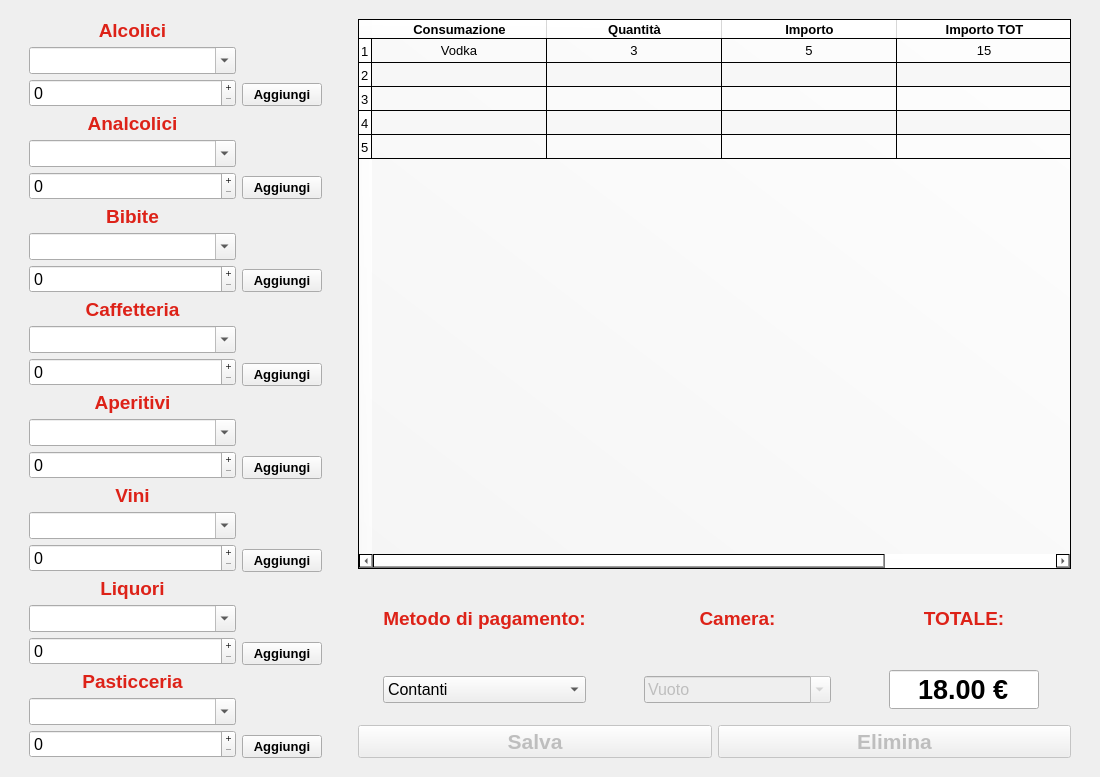
This is ui/servizio_bar_2.ui in Raccispini/Progetto-Hotel as Qt 5 draws it before an edit. The edited form follows.
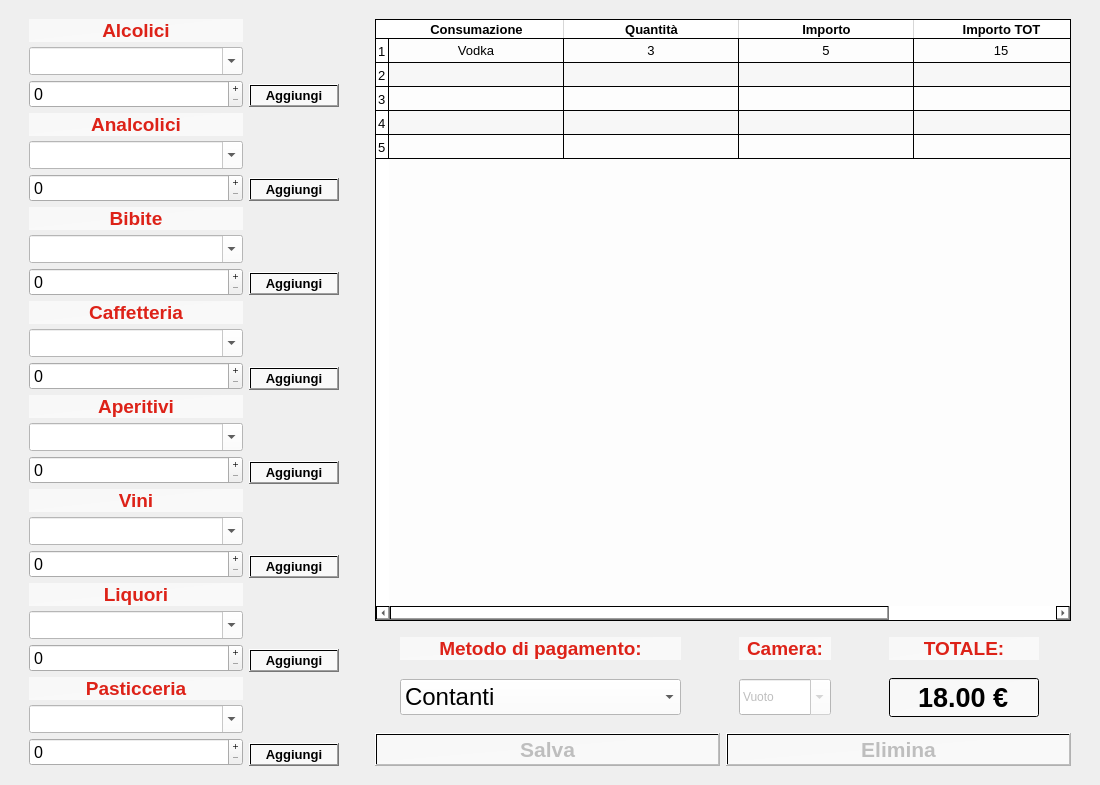
This is the edited form. Icons and pictures are not drawn.

Diff of the .ui file:
```diff
--- a/ui/servizio_bar_2.ui
+++ b/ui/servizio_bar_2.ui
@@ -7,7 +7,7 @@
     <x>0</x>
     <y>0</y>
     <width>1100</width>
-    <height>680</height>
+    <height>755</height>
    </rect>
   </property>
   <property name="windowTitle">
@@ -45,17 +45,38 @@
         </property>
         <item>
          <widget class="QLabel" name="label_2">
+          <property name="sizePolicy">
+           <sizepolicy hsizetype="Expanding" vsizetype="Expanding">
+            <horstretch>0</horstretch>
+            <verstretch>0</verstretch>
+           </sizepolicy>
+          </property>
+          <property name="minimumSize">
+           <size>
+            <width>34</width>
+            <height>0</height>
+           </size>
+          </property>
+          <property name="maximumSize">
+           <size>
+            <width>400</width>
+            <height>16777215</height>
+           </size>
+          </property>
           <property name="font">
            <font>
             <family>Arial</family>
             <pointsize>14</pointsize>
+            <weight>87</weight>
             <italic>false</italic>
             <bold>true</bold>
            </font>
           </property>
           <property name="styleSheet">
            <string notr="true">color: rgb(221, 34, 24);
-font: 700 14pt &quot;Arial&quot;;</string>
+font: 700 14pt &quot;Arial&quot;;
+background-color: qlineargradient(spread:pad, x1:0, y1:0, x2:1, y2:1, stop:0 rgba(255, 255, 255, 140), stop:1 rgba(255, 255, 255, 165));
+background-image: url(:/resource_bar/tpg.png);</string>
           </property>
           <property name="text">
            <string>Alcolici</string>
@@ -67,10 +88,25 @@
         </item>
         <item>
          <widget class="QComboBox" name="cB_alcolici">
+          <property name="sizePolicy">
+           <sizepolicy hsizetype="Preferred" vsizetype="Fixed">
+            <horstretch>0</horstretch>
+            <verstretch>0</verstretch>
+           </sizepolicy>
+          </property>
+          <property name="maximumSize">
+           <size>
+            <width>400</width>
+            <height>16777215</height>
+           </size>
+          </property>
           <property name="font">
            <font>
             <family>Arial</family>
-            <pointsize>12</pointsize>
+            <pointsize>13</pointsize>
+            <weight>50</weight>
+            <italic>false</italic>
+            <bold>false</bold>
            </font>
           </property>
           <property name="layoutDirection">
@@ -80,7 +116,10 @@
            <bool>false</bool>
           </property>
           <property name="styleSheet">
-           <string notr="true"/>
+           <string notr="true">background-color: qlineargradient(spread:pad, x1:0, y1:0, x2:1, y2:1, stop:0 rgba(255, 255, 255, 140), stop:1 rgba(255, 255, 255, 165));
+font: 13pt &quot;Arial&quot;;
+background-image: url(:/resource_bar/tpg.png);
+background-color: rgb(255, 255, 255);</string>
           </property>
           <property name="editable">
            <bool>true</bool>
@@ -145,6 +184,18 @@
         </item>
         <item>
          <widget class="QSpinBox" name="sB_alcolici">
+          <property name="sizePolicy">
+           <sizepolicy hsizetype="Expanding" vsizetype="Fixed">
+            <horstretch>0</horstretch>
+            <verstretch>0</verstretch>
+           </sizepolicy>
+          </property>
+          <property name="maximumSize">
+           <size>
+            <width>400</width>
+            <height>16777215</height>
+           </size>
+          </property>
           <property name="font">
            <font>
             <family>Arial</family>
@@ -161,17 +212,37 @@
         </item>
         <item>
          <widget class="QLabel" name="label_3">
+          <property name="sizePolicy">
+           <sizepolicy hsizetype="Preferred" vsizetype="Expanding">
+            <horstretch>0</horstretch>
+            <verstretch>0</verstretch>
+           </sizepolicy>
+          </property>
+          <property name="minimumSize">
+           <size>
+            <width>34</width>
+            <height>0</height>
+           </size>
+          </property>
+          <property name="maximumSize">
+           <size>
+            <width>400</width>
+            <height>16777215</height>
+           </size>
+          </property>
           <property name="font">
            <font>
             <family>Arial</family>
             <pointsize>14</pointsize>
+            <weight>87</weight>
             <italic>false</italic>
             <bold>true</bold>
            </font>
           </property>
           <property name="styleSheet">
            <string notr="true">color: rgb(221, 34, 24);
-font: 700 14pt &quot;Arial&quot;;</string>
+font: 700 14pt &quot;Arial&quot;;background-color: qlineargradient(spread:pad, x1:0, y1:0, x2:1, y2:1, stop:0 rgba(255, 255, 255, 140), stop:1 rgba(255, 255, 255, 165));
+background-image: url(:/resource_bar/tpg.png);</string>
           </property>
           <property name="text">
            <string>Analcolici</string>
@@ -186,11 +257,16 @@
           <property name="font">
            <font>
             <family>Arial</family>
-            <pointsize>12</pointsize>
+            <pointsize>13</pointsize>
+            <weight>50</weight>
+            <italic>false</italic>
+            <bold>false</bold>
            </font>
           </property>
           <property name="styleSheet">
-           <string notr="true"/>
+           <string notr="true">font: 13pt &quot;Arial&quot;;background-color: qlineargradient(spread:pad, x1:0, y1:0, x2:1, y2:1, stop:0 rgba(255, 255, 255, 140), stop:1 rgba(255, 255, 255, 165));
+background-image: url(:/resource_bar/tpg.png);
+background-color: rgb(255, 255, 255);</string>
           </property>
           <property name="editable">
            <bool>true</bool>
@@ -271,16 +347,36 @@
         </item>
         <item>
          <widget class="QLabel" name="label_4">
+          <property name="sizePolicy">
+           <sizepolicy hsizetype="Preferred" vsizetype="Expanding">
+            <horstretch>0</horstretch>
+            <verstretch>0</verstretch>
+           </sizepolicy>
+          </property>
+          <property name="minimumSize">
+           <size>
+            <width>34</width>
+            <height>0</height>
+           </size>
+          </property>
+          <property name="maximumSize">
+           <size>
+            <width>400</width>
+            <height>16777215</height>
+           </size>
+          </property>
           <property name="font">
            <font>
             <family>Arial</family>
             <pointsize>14</pointsize>
+            <weight>87</weight>
             <italic>false</italic>
             <bold>true</bold>
            </font>
           </property>
           <property name="styleSheet">
-           <string notr="true">color: rgb(221, 34, 24);
+           <string notr="true">background-color: qlineargradient(spread:pad, x1:0, y1:0, x2:1, y2:1, stop:0 rgba(255, 255, 255, 140), stop:1 rgba(255, 255, 255, 165));
+background-image: url(:/resource_bar/tpg.png);color: rgb(221, 34, 24);
 font: 700 14pt &quot;Arial&quot;;</string>
           </property>
           <property name="text">
@@ -296,11 +392,16 @@
           <property name="font">
            <font>
             <family>Arial</family>
-            <pointsize>12</pointsize>
+            <pointsize>13</pointsize>
+            <weight>50</weight>
+            <italic>false</italic>
+            <bold>false</bold>
            </font>
           </property>
           <property name="styleSheet">
-           <string notr="true"/>
+           <string notr="true">font: 13pt &quot;Arial&quot;;background-color: qlineargradient(spread:pad, x1:0, y1:0, x2:1, y2:1, stop:0 rgba(255, 255, 255, 140), stop:1 rgba(255, 255, 255, 165));
+background-image: url(:/resource_bar/tpg.png);
+background-color: rgb(255, 255, 255);</string>
           </property>
           <property name="editable">
            <bool>true</bool>
@@ -371,16 +472,36 @@
         </item>
         <item>
          <widget class="QLabel" name="label_5">
+          <property name="sizePolicy">
+           <sizepolicy hsizetype="Preferred" vsizetype="Expanding">
+            <horstretch>0</horstretch>
+            <verstretch>0</verstretch>
+           </sizepolicy>
+          </property>
+          <property name="minimumSize">
+           <size>
+            <width>34</width>
+            <height>0</height>
+           </size>
+          </property>
+          <property name="maximumSize">
+           <size>
+            <width>400</width>
+            <height>16777215</height>
+           </size>
+          </property>
           <property name="font">
            <font>
             <family>Arial</family>
             <pointsize>14</pointsize>
+            <weight>87</weight>
             <italic>false</italic>
             <bold>true</bold>
            </font>
           </property>
           <property name="styleSheet">
-           <string notr="true">color: rgb(221, 34, 24);
+           <string notr="true">background-color: qlineargradient(spread:pad, x1:0, y1:0, x2:1, y2:1, stop:0 rgba(255, 255, 255, 140), stop:1 rgba(255, 255, 255, 165));
+background-image: url(:/resource_bar/tpg.png);color: rgb(221, 34, 24);
 font: 700 14pt &quot;Arial&quot;;</string>
           </property>
           <property name="text">
@@ -402,11 +523,16 @@
           <property name="font">
            <font>
             <family>Arial</family>
-            <pointsize>12</pointsize>
+            <pointsize>13</pointsize>
+            <weight>50</weight>
+            <italic>false</italic>
+            <bold>false</bold>
            </font>
           </property>
           <property name="styleSheet">
-           <string notr="true"/>
+           <string notr="true">font: 13pt &quot;Arial&quot;;background-color: qlineargradient(spread:pad, x1:0, y1:0, x2:1, y2:1, stop:0 rgba(255, 255, 255, 140), stop:1 rgba(255, 255, 255, 165));
+background-image: url(:/resource_bar/tpg.png);
+background-color: rgb(255, 255, 255);</string>
           </property>
           <property name="editable">
            <bool>true</bool>
@@ -497,16 +623,36 @@
         </item>
         <item>
          <widget class="QLabel" name="label_6">
+          <property name="sizePolicy">
+           <sizepolicy hsizetype="Preferred" vsizetype="Expanding">
+            <horstretch>0</horstretch>
+            <verstretch>0</verstretch>
+           </sizepolicy>
+          </property>
+          <property name="minimumSize">
+           <size>
+            <width>34</width>
+            <height>0</height>
+           </size>
+          </property>
+          <property name="maximumSize">
+           <size>
+            <width>400</width>
+            <height>16777215</height>
+           </size>
+          </property>
           <property name="font">
            <font>
             <family>Arial</family>
             <pointsize>14</pointsize>
+            <weight>87</weight>
             <italic>false</italic>
             <bold>true</bold>
            </font>
           </property>
           <property name="styleSheet">
-           <string notr="true">color: rgb(221, 34, 24);
+           <string notr="true">background-color: qlineargradient(spread:pad, x1:0, y1:0, x2:1, y2:1, stop:0 rgba(255, 255, 255, 140), stop:1 rgba(255, 255, 255, 165));
+background-image: url(:/resource_bar/tpg.png);color: rgb(221, 34, 24);
 font: 700 14pt &quot;Arial&quot;;</string>
           </property>
           <property name="text">
@@ -522,11 +668,16 @@
           <property name="font">
            <font>
             <family>Arial</family>
-            <pointsize>12</pointsize>
+            <pointsize>13</pointsize>
+            <weight>50</weight>
+            <italic>false</italic>
+            <bold>false</bold>
            </font>
           </property>
           <property name="styleSheet">
-           <string notr="true"/>
+           <string notr="true">font: 13pt &quot;Arial&quot;;background-color: qlineargradient(spread:pad, x1:0, y1:0, x2:1, y2:1, stop:0 rgba(255, 255, 255, 140), stop:1 rgba(255, 255, 255, 165));
+background-image: url(:/resource_bar/tpg.png);
+background-color: rgb(255, 255, 255);</string>
           </property>
           <property name="editable">
            <bool>true</bool>
@@ -587,16 +738,36 @@
         </item>
         <item>
          <widget class="QLabel" name="label_7">
+          <property name="sizePolicy">
+           <sizepolicy hsizetype="Preferred" vsizetype="Expanding">
+            <horstretch>0</horstretch>
+            <verstretch>0</verstretch>
+           </sizepolicy>
+          </property>
+          <property name="minimumSize">
+           <size>
+            <width>34</width>
+            <height>0</height>
+           </size>
+          </property>
+          <property name="maximumSize">
+           <size>
+            <width>400</width>
+            <height>16777215</height>
+           </size>
+          </property>
           <property name="font">
            <font>
             <family>Arial</family>
             <pointsize>14</pointsize>
+            <weight>87</weight>
             <italic>false</italic>
             <bold>true</bold>
            </font>
           </property>
           <property name="styleSheet">
-           <string notr="true">color: rgb(221, 34, 24);
+           <string notr="true">background-color: qlineargradient(spread:pad, x1:0, y1:0, x2:1, y2:1, stop:0 rgba(255, 255, 255, 140), stop:1 rgba(255, 255, 255, 165));
+background-image: url(:/resource_bar/tpg.png);color: rgb(221, 34, 24);
 font: 700 14pt &quot;Arial&quot;;</string>
           </property>
           <property name="text">
@@ -612,11 +783,16 @@
           <property name="font">
            <font>
             <family>Arial</family>
-            <pointsize>12</pointsize>
+            <pointsize>13</pointsize>
+            <weight>50</weight>
+            <italic>false</italic>
+            <bold>false</bold>
            </font>
           </property>
           <property name="styleSheet">
-           <string notr="true"/>
+           <string notr="true">font: 13pt &quot;Arial&quot;;background-color: qlineargradient(spread:pad, x1:0, y1:0, x2:1, y2:1, stop:0 rgba(255, 255, 255, 140), stop:1 rgba(255, 255, 255, 165));
+background-image: url(:/resource_bar/tpg.png);
+background-color: rgb(255, 255, 255);</string>
           </property>
           <property name="editable">
            <bool>true</bool>
@@ -687,16 +863,36 @@
         </item>
         <item>
          <widget class="QLabel" name="label_8">
+          <property name="sizePolicy">
+           <sizepolicy hsizetype="Preferred" vsizetype="Expanding">
+            <horstretch>0</horstretch>
+            <verstretch>0</verstretch>
+           </sizepolicy>
+          </property>
+          <property name="minimumSize">
+           <size>
+            <width>34</width>
+            <height>0</height>
+           </size>
+          </property>
+          <property name="maximumSize">
+           <size>
+            <width>400</width>
+            <height>16777215</height>
+           </size>
+          </property>
           <property name="font">
            <font>
             <family>Arial</family>
             <pointsize>14</pointsize>
+            <weight>87</weight>
             <italic>false</italic>
             <bold>true</bold>
            </font>
           </property>
           <property name="styleSheet">
-           <string notr="true">color: rgb(221, 34, 24);
+           <string notr="true">background-color: qlineargradient(spread:pad, x1:0, y1:0, x2:1, y2:1, stop:0 rgba(255, 255, 255, 140), stop:1 rgba(255, 255, 255, 165));
+background-image: url(:/resource_bar/tpg.png);color: rgb(221, 34, 24);
 font: 700 14pt &quot;Arial&quot;;</string>
           </property>
           <property name="text">
@@ -712,11 +908,16 @@
           <property name="font">
            <font>
             <family>Arial</family>
-            <pointsize>12</pointsize>
+            <pointsize>13</pointsize>
+            <weight>50</weight>
+            <italic>false</italic>
+            <bold>false</bold>
            </font>
           </property>
           <property name="styleSheet">
-           <string notr="true"/>
+           <string notr="true">font: 13pt &quot;Arial&quot;;background-color: qlineargradient(spread:pad, x1:0, y1:0, x2:1, y2:1, stop:0 rgba(255, 255, 255, 140), stop:1 rgba(255, 255, 255, 165));
+background-image: url(:/resource_bar/tpg.png);
+background-color: rgb(255, 255, 255);</string>
           </property>
           <property name="editable">
            <bool>true</bool>
@@ -795,16 +996,36 @@
         </item>
         <item>
          <widget class="QLabel" name="label_9">
+          <property name="sizePolicy">
+           <sizepolicy hsizetype="Preferred" vsizetype="Expanding">
+            <horstretch>0</horstretch>
+            <verstretch>0</verstretch>
+           </sizepolicy>
+          </property>
+          <property name="minimumSize">
+           <size>
+            <width>34</width>
+            <height>0</height>
+           </size>
+          </property>
+          <property name="maximumSize">
+           <size>
+            <width>400</width>
+            <height>16777215</height>
+           </size>
+          </property>
           <property name="font">
            <font>
             <family>Arial</family>
             <pointsize>14</pointsize>
+            <weight>87</weight>
             <italic>false</italic>
             <bold>true</bold>
            </font>
           </property>
           <property name="styleSheet">
-           <string notr="true">color: rgb(221, 34, 24);
+           <string notr="true">background-color: qlineargradient(spread:pad, x1:0, y1:0, x2:1, y2:1, stop:0 rgba(255, 255, 255, 140), stop:1 rgba(255, 255, 255, 165));
+background-image: url(:/resource_bar/tpg.png);color: rgb(221, 34, 24);
 font: 700 14pt &quot;Arial&quot;;</string>
           </property>
           <property name="text">
@@ -820,11 +1041,16 @@
           <property name="font">
            <font>
             <family>Arial</family>
-            <pointsize>12</pointsize>
+            <pointsize>13</pointsize>
+            <weight>50</weight>
+            <italic>false</italic>
+            <bold>false</bold>
            </font>
           </property>
           <property name="styleSheet">
-           <string notr="true"/>
+           <string notr="true">font: 13pt &quot;Arial&quot;;background-color: qlineargradient(spread:pad, x1:0, y1:0, x2:1, y2:1, stop:0 rgba(255, 255, 255, 140), stop:1 rgba(255, 255, 255, 165));
+background-image: url(:/resource_bar/tpg.png);
+background-color: rgb(255, 255, 255);</string>
           </property>
           <property name="editable">
            <bool>true</bool>
@@ -911,6 +1137,12 @@
         </item>
         <item>
          <widget class="QPushButton" name="pB_alcolici">
+          <property name="sizePolicy">
+           <sizepolicy hsizetype="Expanding" vsizetype="Fixed">
+            <horstretch>0</horstretch>
+            <verstretch>0</verstretch>
+           </sizepolicy>
+          </property>
           <property name="maximumSize">
            <size>
             <width>100</width>
@@ -921,11 +1153,13 @@
            <font>
             <family>Arial</family>
             <pointsize>10</pointsize>
+            <weight>75</weight>
             <bold>true</bold>
            </font>
           </property>
           <property name="styleSheet">
-           <string notr="true"/>
+           <string notr="true">background-color: qlineargradient(spread:pad, x1:0, y1:0, x2:1, y2:1, stop:0 rgba(255, 255, 255, 140), stop:1 rgba(255, 255, 255, 165));
+background-image: url(:/resource_bar/tpg.png);</string>
           </property>
           <property name="text">
            <string>Aggiungi</string>
@@ -957,11 +1191,13 @@
            <font>
             <family>Arial</family>
             <pointsize>10</pointsize>
+            <weight>75</weight>
             <bold>true</bold>
            </font>
           </property>
           <property name="styleSheet">
-           <string notr="true"/>
+           <string notr="true">background-color: qlineargradient(spread:pad, x1:0, y1:0, x2:1, y2:1, stop:0 rgba(255, 255, 255, 140), stop:1 rgba(255, 255, 255, 165));
+background-image: url(:/resource_bar/tpg.png);</string>
           </property>
           <property name="text">
            <string>Aggiungi</string>
@@ -993,11 +1229,13 @@
            <font>
             <family>Arial</family>
             <pointsize>10</pointsize>
+            <weight>75</weight>
             <bold>true</bold>
            </font>
           </property>
           <property name="styleSheet">
-           <string notr="true"/>
+           <string notr="true">background-color: qlineargradient(spread:pad, x1:0, y1:0, x2:1, y2:1, stop:0 rgba(255, 255, 255, 140), stop:1 rgba(255, 255, 255, 165));
+background-image: url(:/resource_bar/tpg.png);</string>
           </property>
           <property name="text">
            <string>Aggiungi</string>
@@ -1029,11 +1267,13 @@
            <font>
             <family>Arial</family>
             <pointsize>10</pointsize>
+            <weight>75</weight>
             <bold>true</bold>
            </font>
           </property>
           <property name="styleSheet">
-           <string notr="true"/>
+           <string notr="true">background-color: qlineargradient(spread:pad, x1:0, y1:0, x2:1, y2:1, stop:0 rgba(255, 255, 255, 140), stop:1 rgba(255, 255, 255, 165));
+background-image: url(:/resource_bar/tpg.png);</string>
           </property>
           <property name="text">
            <string>Aggiungi</string>
@@ -1065,11 +1305,13 @@
            <font>
             <family>Arial</family>
             <pointsize>10</pointsize>
+            <weight>75</weight>
             <bold>true</bold>
            </font>
           </property>
           <property name="styleSheet">
-           <string notr="true"/>
+           <string notr="true">background-color: qlineargradient(spread:pad, x1:0, y1:0, x2:1, y2:1, stop:0 rgba(255, 255, 255, 140), stop:1 rgba(255, 255, 255, 165));
+background-image: url(:/resource_bar/tpg.png);</string>
           </property>
           <property name="text">
            <string>Aggiungi</string>
@@ -1101,11 +1343,13 @@
            <font>
             <family>Arial</family>
             <pointsize>10</pointsize>
+            <weight>75</weight>
             <bold>true</bold>
            </font>
           </property>
           <property name="styleSheet">
-           <string notr="true"/>
+           <string notr="true">background-color: qlineargradient(spread:pad, x1:0, y1:0, x2:1, y2:1, stop:0 rgba(255, 255, 255, 140), stop:1 rgba(255, 255, 255, 165));
+background-image: url(:/resource_bar/tpg.png);</string>
           </property>
           <property name="text">
            <string>Aggiungi</string>
@@ -1137,11 +1381,13 @@
            <font>
             <family>Arial</family>
             <pointsize>10</pointsize>
+            <weight>75</weight>
             <bold>true</bold>
            </font>
           </property>
           <property name="styleSheet">
-           <string notr="true"/>
+           <string notr="true">background-color: qlineargradient(spread:pad, x1:0, y1:0, x2:1, y2:1, stop:0 rgba(255, 255, 255, 140), stop:1 rgba(255, 255, 255, 165));
+background-image: url(:/resource_bar/tpg.png);</string>
           </property>
           <property name="text">
            <string>Aggiungi</string>
@@ -1173,11 +1419,13 @@
            <font>
             <family>Arial</family>
             <pointsize>10</pointsize>
+            <weight>75</weight>
             <bold>true</bold>
            </font>
           </property>
           <property name="styleSheet">
-           <string notr="true"/>
+           <string notr="true">background-color: qlineargradient(spread:pad, x1:0, y1:0, x2:1, y2:1, stop:0 rgba(255, 255, 255, 140), stop:1 rgba(255, 255, 255, 165));
+background-image: url(:/resource_bar/tpg.png);</string>
           </property>
           <property name="text">
            <string>Aggiungi</string>
@@ -1204,16 +1452,11 @@
       </property>
       <item>
        <widget class="QTableWidget" name="tW_scontrino">
-        <property name="maximumSize">
-         <size>
-          <width>750</width>
-          <height>550</height>
-         </size>
-        </property>
         <property name="font">
          <font>
           <family>Arial</family>
           <pointsize>10</pointsize>
+          <weight>50</weight>
           <bold>false</bold>
          </font>
         </property>
@@ -1221,7 +1464,8 @@
          <enum>Qt::LeftToRight</enum>
         </property>
         <property name="styleSheet">
-         <string notr="true">background-color: qlineargradient(spread:pad, x1:0.994, y1:0.00563636, x2:0, y2:1, stop:0 rgba(255, 255, 255, 234), stop:1 rgba(255, 255, 255, 97));</string>
+         <string notr="true">background-image: url(:/resource_bar/tpg.png);
+background-color: qlineargradient(spread:pad, x1:0, y1:1, x2:1, y2:0, stop:0 rgba(255, 255, 255, 225), stop:1 rgba(255, 255, 255, 227));</string>
         </property>
         <property name="autoScrollMargin">
          <number>16</number>
@@ -1299,6 +1543,7 @@
           <font>
            <family>Arial</family>
            <pointsize>10</pointsize>
+           <weight>75</weight>
            <bold>true</bold>
           </font>
          </property>
@@ -1311,6 +1556,7 @@
           <font>
            <family>Arial</family>
            <pointsize>10</pointsize>
+           <weight>75</weight>
            <bold>true</bold>
           </font>
          </property>
@@ -1323,6 +1569,7 @@
           <font>
            <family>Arial</family>
            <pointsize>10</pointsize>
+           <weight>75</weight>
            <bold>true</bold>
           </font>
          </property>
@@ -1335,6 +1582,7 @@
           <font>
            <family>Arial</family>
            <pointsize>10</pointsize>
+           <weight>75</weight>
            <bold>true</bold>
           </font>
          </property>
@@ -1379,6 +1627,7 @@
           <font>
            <family>Arial</family>
            <pointsize>10</pointsize>
+           <weight>75</weight>
            <bold>true</bold>
           </font>
          </property>
@@ -1414,12 +1663,14 @@
            <font>
             <family>Arial</family>
             <pointsize>14</pointsize>
+            <weight>87</weight>
             <italic>false</italic>
             <bold>true</bold>
            </font>
           </property>
           <property name="styleSheet">
-           <string notr="true">color: rgb(221, 34, 24);
+           <string notr="true">background-color: qlineargradient(spread:pad, x1:0, y1:0, x2:1, y2:1, stop:0 rgba(255, 255, 255, 140), stop:1 rgba(255, 255, 255, 165));
+background-image: url(:/resource_bar/tpg.png);color: rgb(221, 34, 24);
 font: 700 14pt &quot;Arial&quot;;</string>
           </property>
           <property name="text">
@@ -1435,11 +1686,16 @@
           <property name="font">
            <font>
             <family>Arial</family>
-            <pointsize>12</pointsize>
+            <pointsize>18</pointsize>
+            <weight>50</weight>
+            <italic>false</italic>
+            <bold>false</bold>
            </font>
           </property>
           <property name="styleSheet">
-           <string notr="true"/>
+           <string notr="true">font: 18pt &quot;Arial&quot;;background-color: qlineargradient(spread:pad, x1:0, y1:0, x2:1, y2:1, stop:0 rgba(255, 255, 255, 140), stop:1 rgba(255, 255, 255, 165));
+background-image: url(:/resource_bar/tpg.png);
+background-color: rgb(255, 255, 255);</string>
           </property>
           <item>
            <property name="text">
@@ -1464,12 +1720,14 @@
            <font>
             <family>Arial</family>
             <pointsize>14</pointsize>
+            <weight>87</weight>
             <italic>false</italic>
             <bold>true</bold>
            </font>
           </property>
           <property name="styleSheet">
-           <string notr="true">color: rgb(221, 34, 24);
+           <string notr="true">background-color: qlineargradient(spread:pad, x1:0, y1:0, x2:1, y2:1, stop:0 rgba(255, 255, 255, 140), stop:1 rgba(255, 255, 255, 165));
+background-image: url(:/resource_bar/tpg.png);color: rgb(221, 34, 24);
 font: 700 14pt &quot;Arial&quot;;</string>
           </property>
           <property name="text">
@@ -1498,11 +1756,13 @@
            <font>
             <family>Arial</family>
             <pointsize>20</pointsize>
+            <weight>75</weight>
             <bold>true</bold>
            </font>
           </property>
           <property name="styleSheet">
-           <string notr="true"/>
+           <string notr="true">background-color: qlineargradient(spread:pad, x1:0, y1:0, x2:1, y2:1, stop:0 rgba(255, 255, 255, 140), stop:1 rgba(255, 255, 255, 165));
+background-image: url(:/resource_bar/tpg.png);</string>
           </property>
           <property name="text">
            <string>18.00 €</string>
@@ -1526,11 +1786,16 @@
           <property name="font">
            <font>
             <family>Arial</family>
-            <pointsize>12</pointsize>
+            <pointsize>18</pointsize>
+            <weight>50</weight>
+            <italic>false</italic>
+            <bold>false</bold>
            </font>
           </property>
           <property name="styleSheet">
-           <string notr="true"/>
+           <string notr="true">font: 18pt &quot;Arial&quot;;background-color: qlineargradient(spread:pad, x1:0, y1:0, x2:1, y2:1, stop:0 rgba(255, 255, 255, 140), stop:1 rgba(255, 255, 255, 165));
+background-image: url(:/resource_bar/tpg.png);
+background-color: rgb(255, 255, 255);</string>
           </property>
           <property name="editable">
            <bool>true</bool>
@@ -1548,12 +1813,14 @@
            <font>
             <family>Arial</family>
             <pointsize>14</pointsize>
+            <weight>87</weight>
             <italic>false</italic>
             <bold>true</bold>
            </font>
           </property>
           <property name="styleSheet">
-           <string notr="true">color: rgb(221, 34, 24);
+           <string notr="true">background-color: qlineargradient(spread:pad, x1:0, y1:0, x2:1, y2:1, stop:0 rgba(255, 255, 255, 140), stop:1 rgba(255, 255, 255, 165));
+background-image: url(:/resource_bar/tpg.png);color: rgb(221, 34, 24);
 font: 700 14pt &quot;Arial&quot;;</string>
           </property>
           <property name="text">
@@ -1577,11 +1844,13 @@
            <font>
             <family>Arial</family>
             <pointsize>16</pointsize>
+            <weight>75</weight>
             <bold>true</bold>
            </font>
           </property>
           <property name="styleSheet">
-           <string notr="true"/>
+           <string notr="true">background-color: qlineargradient(spread:pad, x1:0, y1:0, x2:1, y2:1, stop:0 rgba(255, 255, 255, 140), stop:1 rgba(255, 255, 255, 165));
+background-image: url(:/resource_bar/tpg.png);</string>
           </property>
           <property name="text">
            <string>Salva</string>
@@ -1597,11 +1866,13 @@
            <font>
             <family>Arial</family>
             <pointsize>16</pointsize>
+            <weight>75</weight>
             <bold>true</bold>
            </font>
           </property>
           <property name="styleSheet">
-           <string notr="true"/>
+           <string notr="true">background-color: qlineargradient(spread:pad, x1:0, y1:0, x2:1, y2:1, stop:0 rgba(255, 255, 255, 140), stop:1 rgba(255, 255, 255, 165));
+background-image: url(:/resource_bar/tpg.png);</string>
           </property>
           <property name="text">
            <string>Elimina</string>
```
Left out of the diff: 14 changed lines with no effect on the pictures.
